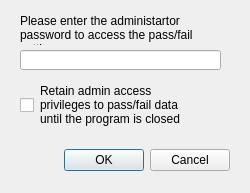
Old version of the form passworddialog.ui in the repository imatest/Operator-Console-Qt.
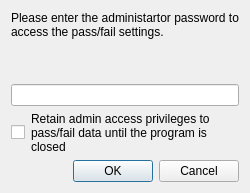
New version of the form.

```diff
--- a/passworddialog.ui
+++ b/passworddialog.ui
@@ -13,31 +13,11 @@
   <property name="windowTitle">
    <string>Enter Password</string>
   </property>
-  <widget class="QDialogButtonBox" name="buttonBox">
-   <property name="geometry">
-    <rect>
-     <x>10</x>
-     <y>140</y>
-     <width>220</width>
-     <height>40</height>
-    </rect>
-   </property>
-   <property name="orientation">
-    <enum>Qt::Horizontal</enum>
-   </property>
-   <property name="standardButtons">
-    <set>QDialogButtonBox::Cancel|QDialogButtonBox::Ok</set>
-   </property>
-  </widget>
+  <layout class="QVBoxLayout" name="verticalLayout">
+   <item>
+    <layout class="QGridLayout" name="gridLayout">
+     <item row="0" column="0">
   <widget class="QLabel" name="label">
-   <property name="geometry">
-    <rect>
-     <x>20</x>
-     <y>14</y>
-     <width>211</width>
-     <height>31</height>
-    </rect>
-   </property>
    <property name="text">
     <string>Please enter the administartor password to access the pass/fail settings.</string>
    </property>
@@ -51,41 +31,27 @@
     <bool>true</bool>
    </property>
   </widget>
+     </item>
+     <item row="1" column="0">
   <widget class="QLineEdit" name="password">
-   <property name="geometry">
-    <rect>
-     <x>20</x>
-     <y>50</y>
-     <width>201</width>
-     <height>20</height>
-    </rect>
-   </property>
    <property name="echoMode">
     <enum>QLineEdit::Password</enum>
    </property>
   </widget>
+     </item>
+    </layout>
+   </item>
+   <item>
+    <layout class="QGridLayout" name="gridLayout_2">
+     <item row="0" column="0">
   <widget class="QCheckBox" name="checkBox">
-   <property name="geometry">
-    <rect>
-     <x>20</x>
-     <y>85</y>
-     <width>21</width>
-     <height>40</height>
-    </rect>
-   </property>
    <property name="text">
     <string/>
    </property>
   </widget>
+     </item>
+     <item row="0" column="1">
   <widget class="QLabel" name="label_2">
-   <property name="geometry">
-    <rect>
-     <x>40</x>
-     <y>80</y>
-     <width>161</width>
-     <height>50</height>
-    </rect>
-   </property>
    <property name="text">
     <string>Retain admin access privileges to pass/fail data until the program is closed</string>
    </property>
@@ -93,6 +59,20 @@
     <bool>true</bool>
    </property>
   </widget>
+     </item>
+    </layout>
+   </item>
+   <item>
+    <widget class="QDialogButtonBox" name="buttonBox">
+     <property name="orientation">
+      <enum>Qt::Horizontal</enum>
+     </property>
+     <property name="standardButtons">
+      <set>QDialogButtonBox::Cancel|QDialogButtonBox::Ok</set>
+     </property>
+    </widget>
+   </item>
+  </layout>
  </widget>
  <resources/>
  <connections>
```
Lines whose indentation alone changed are shown as unchanged.
